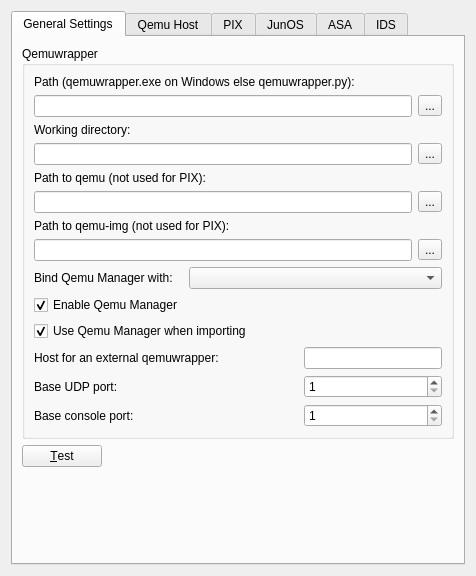
The window that src/GNS3/Ui/ConfigurationPages/Form_PreferencesQemu.ui (GNS3/gns3-legacy) describes before a commit, drawn with Qt 5.
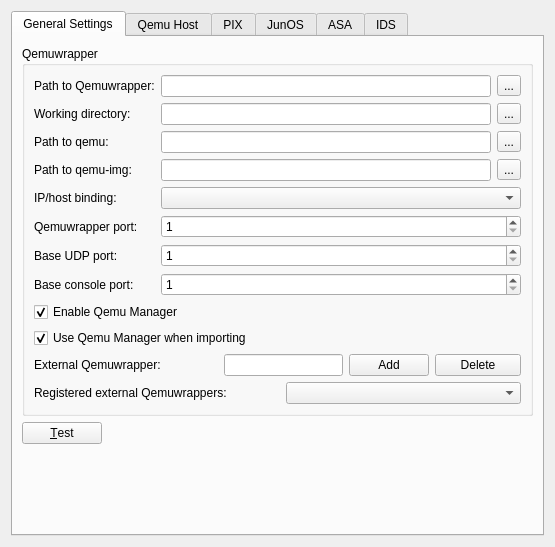
The same window after the commit.

Commit message: [*] Changes to qemuwrapper (listen & port option)

What changed in the file:
```diff
--- a/src/GNS3/Ui/ConfigurationPages/Form_PreferencesQemu.ui
+++ b/src/GNS3/Ui/ConfigurationPages/Form_PreferencesQemu.ui
@@ -6,8 +6,8 @@
    <rect>
     <x>0</x>
     <y>0</y>
-    <width>476</width>
-    <height>576</height>
+    <width>555</width>
+    <height>547</height>
    </rect>
   </property>
   <property name="windowTitle">
@@ -30,17 +30,17 @@
           <string>Qemuwrapper</string>
          </property>
          <layout class="QGridLayout" name="gridLayout_7">
-          <item row="0" column="0" colspan="4">
+          <item row="0" column="0">
            <widget class="QLabel" name="label_3">
             <property name="text">
-             <string>Path (qemuwrapper.exe on Windows else qemuwrapper.py):</string>
+             <string>Path to Qemuwrapper:</string>
             </property>
            </widget>
           </item>
-          <item row="1" column="0" colspan="3">
+          <item row="0" column="1" colspan="5">
            <widget class="QLineEdit" name="lineEditQemuwrapperPath"/>
           </item>
-          <item row="1" column="3">
+          <item row="0" column="6">
            <widget class="QToolButton" name="QemuwrapperPath_browser">
             <property name="text">
              <string>...</string>
@@ -50,34 +50,34 @@
             </property>
            </widget>
           </item>
-          <item row="2" column="0">
+          <item row="1" column="0">
            <widget class="QLabel" name="label_2">
             <property name="text">
              <string>Working directory:</string>
             </property>
            </widget>
           </item>
-          <item row="3" column="0" colspan="3">
+          <item row="1" column="1" colspan="5">
            <widget class="QLineEdit" name="lineEditQemuwrapperWorkdir"/>
           </item>
-          <item row="3" column="3">
+          <item row="1" column="6">
            <widget class="QToolButton" name="QemuwrapperWorkdir_browser">
             <property name="text">
              <string>...</string>
             </property>
            </widget>
           </item>
-          <item row="4" column="0" colspan="2">
+          <item row="2" column="0">
            <widget class="QLabel" name="label_16">
             <property name="text">
-             <string>Path to qemu (not used for PIX):</string>
+             <string>Path to qemu:</string>
             </property>
            </widget>
           </item>
-          <item row="5" column="0" colspan="3">
+          <item row="2" column="1" colspan="5">
            <widget class="QLineEdit" name="lineEditQemuPath"/>
           </item>
-          <item row="5" column="3">
+          <item row="2" column="6">
            <widget class="QToolButton" name="QemuPath_browser">
             <property name="text">
              <string>...</string>
@@ -87,17 +87,17 @@
             </property>
            </widget>
           </item>
-          <item row="6" column="0" colspan="2">
+          <item row="3" column="0">
            <widget class="QLabel" name="label_17">
             <property name="text">
-             <string>Path to qemu-img (not used for PIX):</string>
+             <string>Path to qemu-img:</string>
             </property>
            </widget>
           </item>
-          <item row="7" column="0" colspan="3">
+          <item row="3" column="1" colspan="5">
            <widget class="QLineEdit" name="lineEditQemuImgPath"/>
           </item>
-          <item row="7" column="3">
+          <item row="3" column="6">
            <widget class="QToolButton" name="QemuImgPath_browser">
             <property name="text">
              <string>...</string>
@@ -107,61 +107,48 @@
             </property>
            </widget>
           </item>
-          <item row="8" column="0">
+          <item row="4" column="0">
            <widget class="QLabel" name="label_6">
             <property name="text">
-             <string>Bind Qemu Manager with:</string>
+             <string>IP/host binding:</string>
             </property>
            </widget>
           </item>
-          <item row="8" column="1" colspan="3">
+          <item row="4" column="1" colspan="6">
            <widget class="QComboBox" name="comboBoxBinding">
             <property name="sizeAdjustPolicy">
              <enum>QComboBox::AdjustToMinimumContentsLength</enum>
             </property>
            </widget>
           </item>
-          <item row="9" column="0">
-           <widget class="QCheckBox" name="checkBoxEnableQemuManager">
+          <item row="5" column="0">
+           <widget class="QLabel" name="label_35">
             <property name="text">
-             <string>Enable Qemu Manager</string>
+             <string>Qemuwrapper port:</string>
             </property>
-            <property name="checked">
-             <bool>true</bool>
-            </property>
            </widget>
           </item>
-          <item row="10" column="0" colspan="2">
-           <widget class="QCheckBox" name="checkBoxQemuManagerImport">
-            <property name="text">
-             <string>Use Qemu Manager when importing</string>
-            </property>
-            <property name="checked">
-             <bool>true</bool>
-            </property>
-           </widget>
-          </item>
-          <item row="11" column="0" colspan="2">
-           <widget class="QLabel" name="label_5">
+          <item row="5" column="1" colspan="6">
+           <widget class="QSpinBox" name="port">
             <property name="enabled">
              <bool>true</bool>
             </property>
-            <property name="text">
-             <string>Host for an external qemuwrapper:</string>
+            <property name="minimum">
+             <number>1</number>
+            </property>
+            <property name="maximum">
+             <number>65535</number>
             </property>
            </widget>
           </item>
-          <item row="11" column="2" colspan="2">
-           <widget class="QLineEdit" name="lineEditHostExternalQemu"/>
-          </item>
-          <item row="12" column="0">
+          <item row="6" column="0">
            <widget class="QLabel" name="label_31">
             <property name="text">
              <string>Base UDP port:</string>
             </property>
            </widget>
           </item>
-          <item row="12" column="2" colspan="2">
+          <item row="6" column="1" colspan="6">
            <widget class="QSpinBox" name="baseUDP">
             <property name="enabled">
              <bool>true</bool>
@@ -174,14 +161,14 @@
             </property>
            </widget>
           </item>
-          <item row="13" column="0">
+          <item row="7" column="0">
            <widget class="QLabel" name="label_30">
             <property name="text">
              <string>Base console port:</string>
             </property>
            </widget>
           </item>
-          <item row="13" column="2" colspan="2">
+          <item row="7" column="1" colspan="6">
            <widget class="QSpinBox" name="baseConsole">
             <property name="enabled">
              <bool>true</bool>
@@ -194,6 +181,63 @@
             </property>
            </widget>
           </item>
+          <item row="8" column="0" colspan="3">
+           <widget class="QCheckBox" name="checkBoxEnableQemuManager">
+            <property name="text">
+             <string>Enable Qemu Manager</string>
+            </property>
+            <property name="checked">
+             <bool>true</bool>
+            </property>
+           </widget>
+          </item>
+          <item row="9" column="0" colspan="4">
+           <widget class="QCheckBox" name="checkBoxQemuManagerImport">
+            <property name="text">
+             <string>Use Qemu Manager when importing</string>
+            </property>
+            <property name="checked">
+             <bool>true</bool>
+            </property>
+           </widget>
+          </item>
+          <item row="10" column="0" colspan="2">
+           <widget class="QLabel" name="label_5">
+            <property name="enabled">
+             <bool>true</bool>
+            </property>
+            <property name="text">
+             <string>External Qemuwrapper:</string>
+            </property>
+           </widget>
+          </item>
+          <item row="10" column="2" colspan="2">
+           <widget class="QLineEdit" name="lineEditHostExternalQemu"/>
+          </item>
+          <item row="10" column="4">
+           <widget class="QPushButton" name="pushButtonAddExternalQemuwrapper">
+            <property name="text">
+             <string>Add</string>
+            </property>
+           </widget>
+          </item>
+          <item row="10" column="5" colspan="2">
+           <widget class="QPushButton" name="pushButtonDeleteExternalQemuwrapper">
+            <property name="text">
+             <string>Delete</string>
+            </property>
+           </widget>
+          </item>
+          <item row="11" column="0" colspan="3">
+           <widget class="QLabel" name="label_36">
+            <property name="text">
+             <string>Registered external Qemuwrappers:</string>
+            </property>
+           </widget>
+          </item>
+          <item row="11" column="3" colspan="4">
+           <widget class="QComboBox" name="comboBoxExternalQemuwrappers"/>
+          </item>
          </layout>
         </widget>
        </item>
```
Left out of the diff: 2 changed lines with no effect on the pictures. The commit also changes 48 other files.
